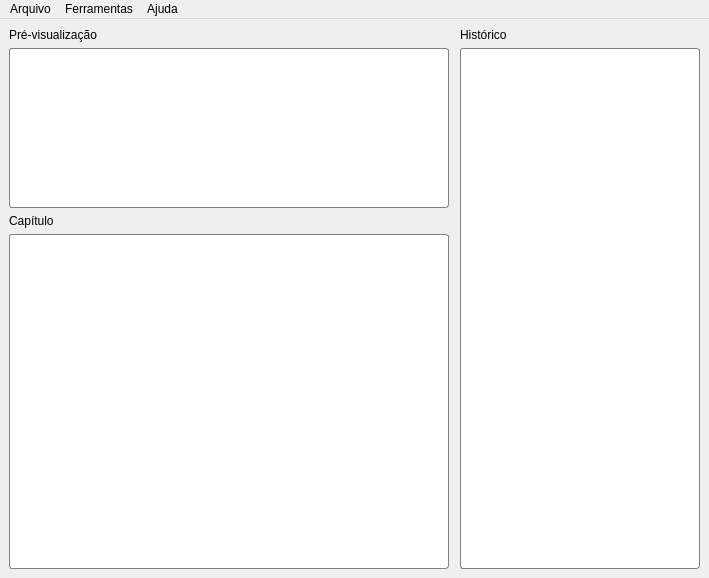
The window that src/ui/main/window.ui (luanws/bible-projector) describes before a commit, drawn with Qt 5.
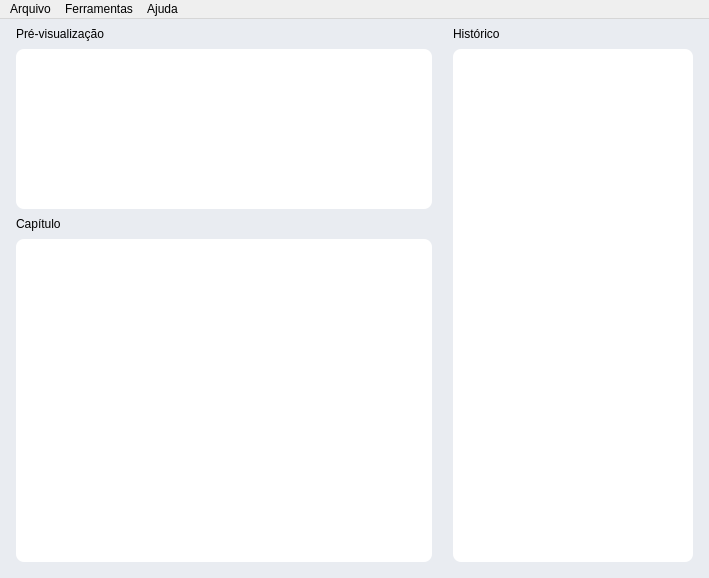
The same window after the commit.

Commit message: feat(main): styles

What changed in the file:
```diff
--- a/src/ui/main/window.ui
+++ b/src/ui/main/window.ui
@@ -27,12 +27,45 @@
 </string>
   </property>
   <widget class="QWidget" name="centralwidget">
+   <property name="styleSheet">
+    <string notr="true">background-color: #E9ECF1;</string>
+   </property>
    <layout class="QVBoxLayout" name="verticalLayout">
+    <property name="leftMargin">
+     <number>16</number>
+    </property>
+    <property name="topMargin">
+     <number>8</number>
+    </property>
+    <property name="rightMargin">
+     <number>16</number>
+    </property>
+    <property name="bottomMargin">
+     <number>16</number>
+    </property>
     <item>
      <layout class="QVBoxLayout" name="header_container"/>
     </item>
     <item>
      <layout class="QGridLayout" name="gridLayout" rowstretch="0,0,0,0" columnstretch="0,0,0,0">
+      <property name="leftMargin">
+       <number>0</number>
+      </property>
+      <property name="topMargin">
+       <number>0</number>
+      </property>
+      <property name="rightMargin">
+       <number>0</number>
+      </property>
+      <property name="bottomMargin">
+       <number>0</number>
+      </property>
+      <property name="horizontalSpacing">
+       <number>16</number>
+      </property>
+      <property name="verticalSpacing">
+       <number>8</number>
+      </property>
       <item row="0" column="3">
        <widget class="QLabel" name="history_label">
         <property name="styleSheet">
@@ -65,15 +98,12 @@
          </size>
         </property>
         <property name="styleSheet">
-         <string notr="true">* {
-	border-style: solid;
-	border-color: gray;
-	border-width: 1px;
-	border-radius: 3px;
-	background-color: white;
-	color: black;
-	font-size: 10pt;
-}</string>
+         <string notr="true">padding: 8px;
+border: none;
+border-radius: 8px;
+background-color: white;
+color: black;
+font-size: 10pt;</string>
         </property>
        </widget>
       </item>
@@ -103,11 +133,10 @@
       <item row="3" column="0">
        <widget class="QListWidget" name="chapter_list_widget">
         <property name="styleSheet">
-         <string notr="true">#chapter_list_widget {
-	border-style: solid;
-	border-color: gray;
-	border-width: 1px;
-	border-radius: 3px;
+         <string notr="true">QListWidget {
+	padding: 8px;
+	border: none;
+	border-radius: 8px;
 	background-color: white;
 	color: black;
 	font-size: 10pt;
@@ -130,16 +159,12 @@
          </size>
         </property>
         <property name="styleSheet">
-         <string notr="true">#history_list_widget {
-	border-style: solid;
-	border-color: gray;
-	border-width: 1px;
-	border-radius: 3px;
-	background-color: white;
-	color: black;
-	font-size: 10pt;
-	padding: 8px;
-}</string>
+         <string notr="true">padding: 8px;
+border: none;
+border-radius: 8px;
+background-color: white;
+color: black;
+font-size: 10pt;</string>
         </property>
        </widget>
       </item>
```
The commit also changes 4 other files.
